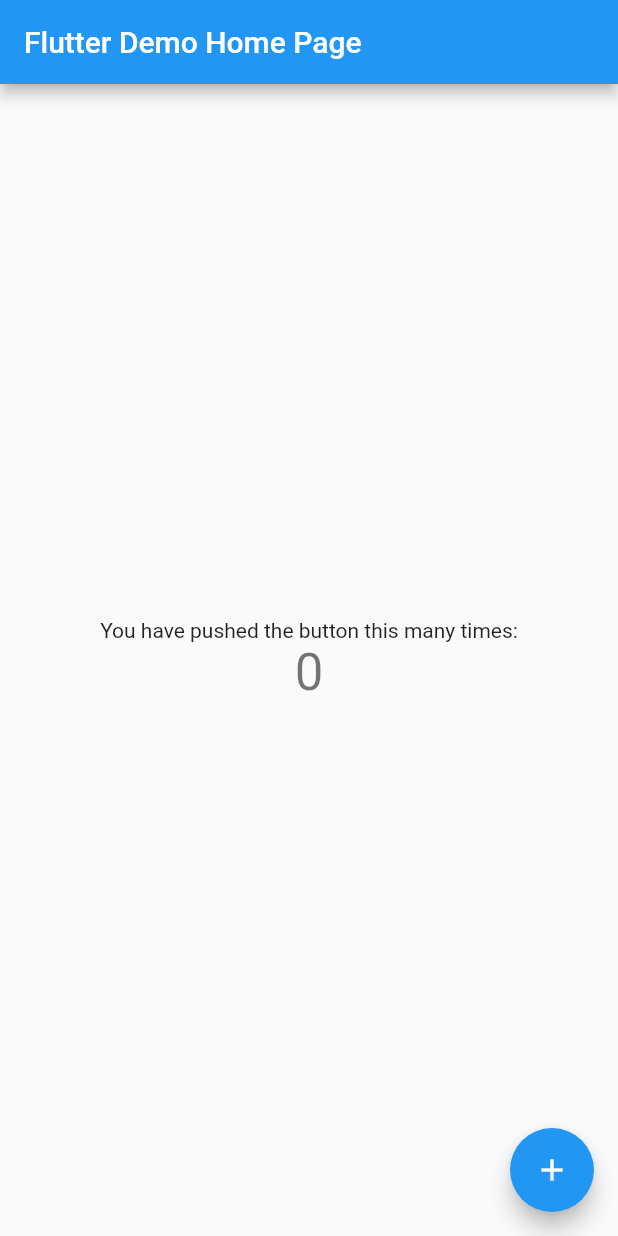
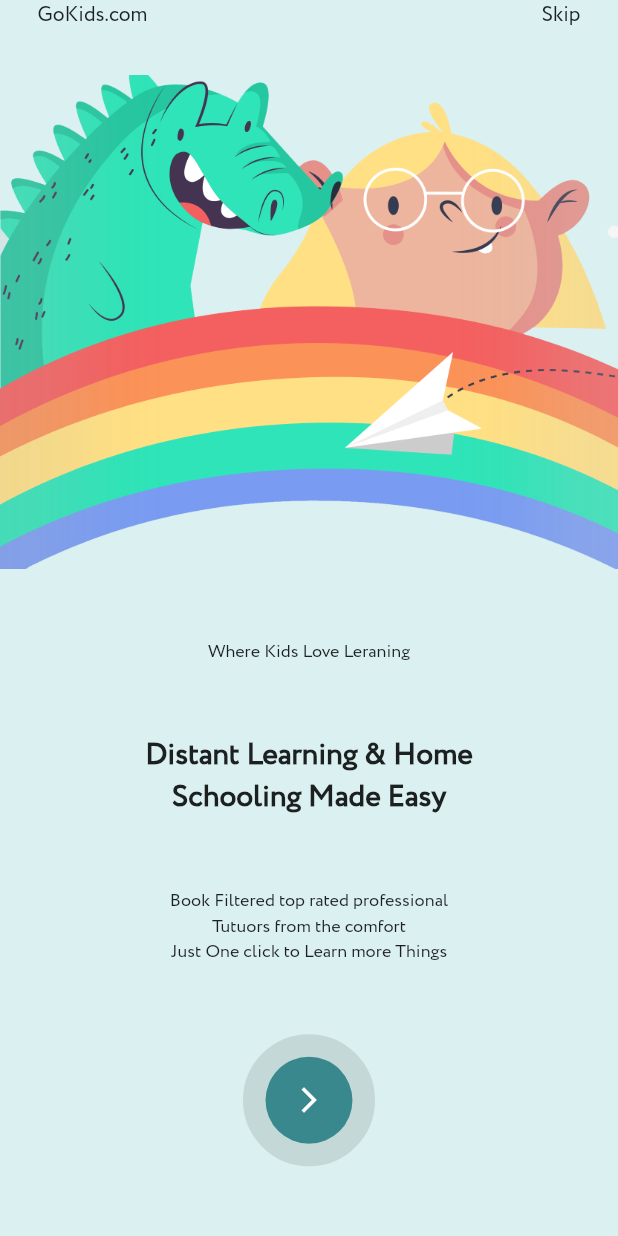
Before and after one commit to abdullakn/learning_management_system_ui_flutter, a Flutter app: the screen it shows after launch, on a phone screen of 412 x 824 dp. Run offline on Flutter 3.47's test engine with Material 2 defaults, Android fonts, the phone set to English and light mode, and no system bars.

Commit message:
home page design completed

```diff
--- /dev/null
+++ b/lib/color_Scheme.dart
@@ -0,0 +1,7 @@
+import 'package:flutter/material.dart';
+
+
+const Color lightBlue = Color(0xffdbf0f1);
+const Color darkBlue = Color(0xff39888e);
+const Color yellow = Color(0xffffe9a7);
+const Color pink = Color(0xfff1e7f5);
--- a/lib/main.dart
+++ b/lib/main.dart
@@ -1,4 +1,5 @@
 import 'package:flutter/material.dart';
+import 'package:kids_education_platform/color_Scheme.dart';
 
 void main() {
   runApp(const MyApp());
@@ -12,104 +13,81 @@
   Widget build(BuildContext context) {
     return MaterialApp(
       title: 'Flutter Demo',
-      theme: ThemeData(
-        // This is the theme of your application.
-        //
-        // Try running your application with "flutter run". You'll see the
-        // application has a blue toolbar. Then, without quitting the app, try
-        // changing the primarySwatch below to Colors.green and then invoke
-        // "hot reload" (press "r" in the console where you ran "flutter run",
-        // or simply save your changes to "hot reload" in a Flutter IDE).
-        // Notice that the counter didn't reset back to zero; the application
-        // is not restarted.
-        primarySwatch: Colors.blue,
-      ),
-      home: const MyHomePage(title: 'Flutter Demo Home Page'),
+      debugShowCheckedModeBanner: false,
+
+      home: const MyHomePage(),
     );
   }
 }
 
+
+
 class MyHomePage extends StatefulWidget {
-  const MyHomePage({Key? key, required this.title}) : super(key: key);
-
-  // This widget is the home page of your application. It is stateful, meaning
-  // that it has a State object (defined below) that contains fields that affect
-  // how it looks.
-
-  // This class is the configuration for the state. It holds the values (in this
-  // case the title) provided by the parent (in this case the App widget) and
-  // used by the build method of the State. Fields in a Widget subclass are
-  // always marked "final".
-
-  final String title;
+  const MyHomePage({ Key? key }) : super(key: key);
 
   @override
   State<MyHomePage> createState() => _MyHomePageState();
 }
 
 class _MyHomePageState extends State<MyHomePage> {
-  int _counter = 0;
-
-  void _incrementCounter() {
-    setState(() {
-      // This call to setState tells the Flutter framework that something has
-      // changed in this State, which causes it to rerun the build method below
-      // so that the display can reflect the updated values. If we changed
-      // _counter without calling setState(), then the build method would not be
-      // called again, and so nothing would appear to happen.
-      _counter++;
-    });
-  }
-
   @override
   Widget build(BuildContext context) {
-    // This method is rerun every time setState is called, for instance as done
-    // by the _incrementCounter method above.
-    //
-    // The Flutter framework has been optimized to make rerunning build methods
-    // fast, so that you can just rebuild anything that needs updating rather
-    // than having to individually change instances of widgets.
     return Scaffold(
-      appBar: AppBar(
-        // Here we take the value from the MyHomePage object that was created by
-        // the App.build method, and use it to set our appbar title.
-        title: Text(widget.title),
-      ),
-      body: Center(
-        // Center is a layout widget. It takes a single child and positions it
-        // in the middle of the parent.
-        child: Column(
-          // Column is also a layout widget. It takes a list of children and
-          // arranges them vertically. By default, it sizes itself to fit its
-          // children horizontally, and tries to be as tall as its parent.
-          //
-          // Invoke "debug painting" (press "p" in the console, choose the
-          // "Toggle Debug Paint" action from the Flutter Inspector in Android
-          // Studio, or the "Toggle Debug Paint" command in Visual Studio Code)
-          // to see the wireframe for each widget.
-          //
-          // Column has various properties to control how it sizes itself and
-          // how it positions its children. Here we use mainAxisAlignment to
-          // center the children vertically; the main axis here is the vertical
-          // axis because Columns are vertical (the cross axis would be
-          // horizontal).
-          mainAxisAlignment: MainAxisAlignment.center,
-          children: <Widget>[
-            const Text(
-              'You have pushed the button this many times:',
-            ),
-            Text(
-              '$_counter',
-              style: Theme.of(context).textTheme.headline4,
-            ),
-          ],
-        ),
-      ),
-      floatingActionButton: FloatingActionButton(
-        onPressed: _incrementCounter,
-        tooltip: 'Increment',
-        child: const Icon(Icons.add),
-      ), // This trailing comma makes auto-formatting nicer for build methods.
+      backgroundColor: lightBlue,
+      body: SafeArea(child: Column(
+        children: [
+         Container(
+           padding: EdgeInsets.symmetric(horizontal: 25),
+           child: Row(
+             mainAxisAlignment: MainAxisAlignment.spaceBetween,
+             children: [
+               Text("GoKids.com",style: TextStyle(fontSize: 14,fontFamily: 'circe',fontWeight: FontWeight.w500),),
+               Text("Skip",style: TextStyle(fontSize: 14,fontFamily: 'circe',fontWeight: FontWeight.w500),),
+             ],
+           ),
+         ),
+         SizedBox(height: 30,),
+         Container(
+
+           width: MediaQuery.of(context).size.width,
+           height: MediaQuery.of(context).size.height*0.4,
+           decoration: BoxDecoration(
+
+             image: DecorationImage(image: AssetImage('assets/images/splash.png',),fit: BoxFit.cover)
+           ),
+         ),
+         Expanded(child: Column(
+           mainAxisAlignment: MainAxisAlignment.spaceEvenly,
+           children: [
+             Text('Where Kids Love Leraning',style: TextStyle(fontSize: 12,fontFamily: 'circe',),),
+             Text('Distant Learning & Home \nSchooling Made Easy',style: TextStyle(fontSize: 20,fontFamily: 'circe',fontWeight: FontWeight.w700),textAlign: TextAlign.center,),
+             Text('Book Filtered top rated professional \nTutuors from the comfort\nJust One click to Learn more Things',style: TextStyle(fontSize: 12,fontFamily: 'circe',fontWeight: FontWeight.w300),textAlign: TextAlign.center,),
+             Center(
+               child: Container(
+
+                 decoration: BoxDecoration(
+
+                   border: Border.all(width: 15,color: Colors.black.withOpacity(0.1)),
+                   shape: BoxShape.circle
+                 ),
+                 child: Container(
+                   padding: EdgeInsets.all(5),
+                   decoration: BoxDecoration(
+                     shape: BoxShape.circle,
+                     color:darkBlue
+                   ),
+                   child: IconButton(onPressed: (){}, icon: Icon(Icons.arrow_forward_ios_outlined,color: Colors.white,size: 20,)),
+                 ),
+               ),
+             )
+
+           ],
+
+         ))
+        ],
+      )),
+
+
     );
   }
 }
```
Also changed, not shown: pubspec.yaml (+13 -13 lines).
